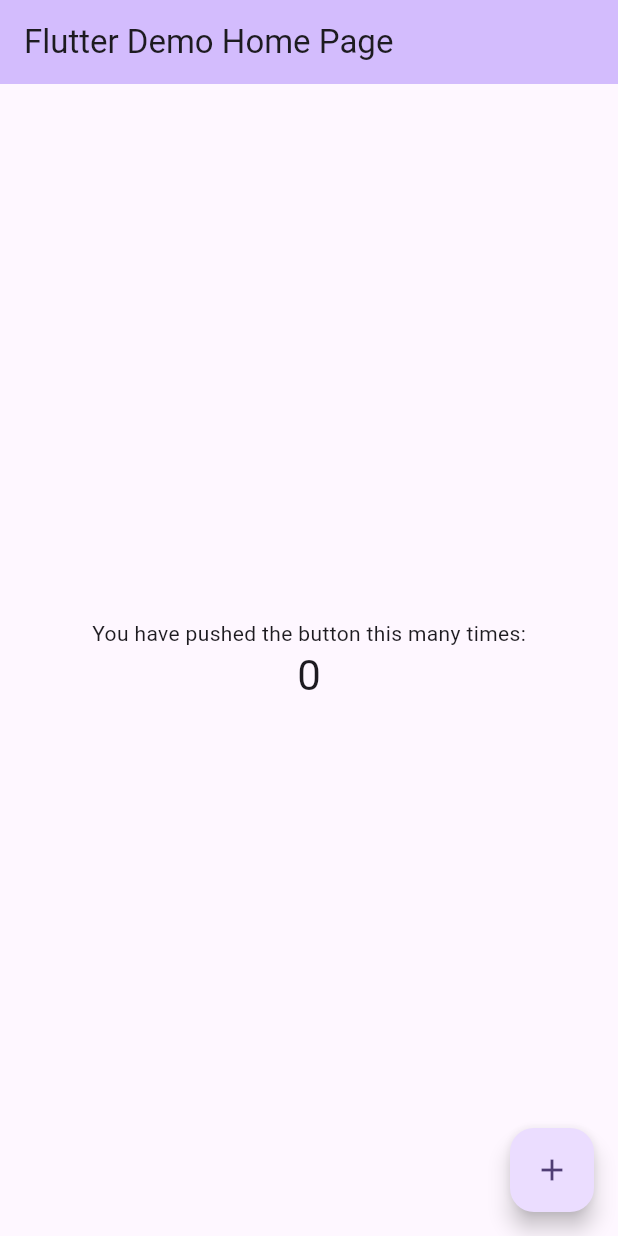
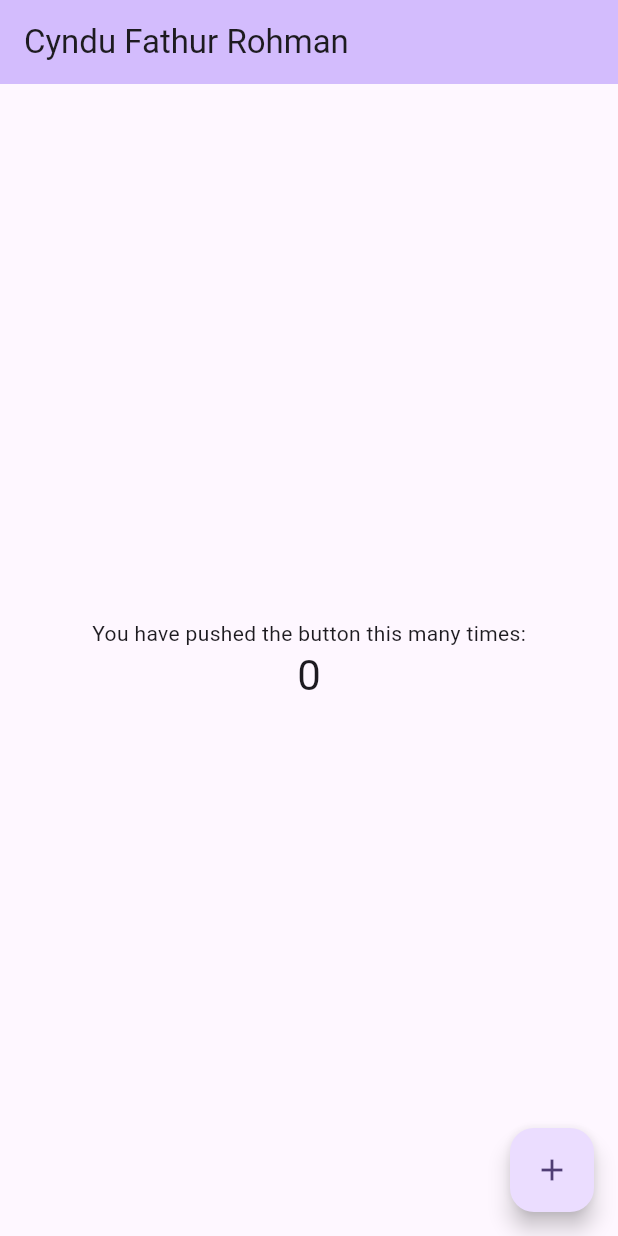
Before and after one commit to CFathurrohman/flutter-fundamental-part1, a Flutter app: the screen it shows after launch, on a phone screen of 412 x 824 dp. Run offline on Flutter 3.47's test engine with Material 3 defaults, Android fonts, the phone set to English and light mode, and no system bars.

Commit message:
Modify app title

```diff
--- a/lib/main.dart
+++ b/lib/main.dart
@@ -31,7 +31,7 @@ class MyApp extends StatelessWidget {
         colorScheme: ColorScheme.fromSeed(seedColor: Colors.deepPurple),
         useMaterial3: true,
       ),
-      home: const MyHomePage(title: 'Flutter Demo Home Page'),
+      home: const MyHomePage(title: 'Cyndu Fathur Rohman'),
     );
   }
 }
```
